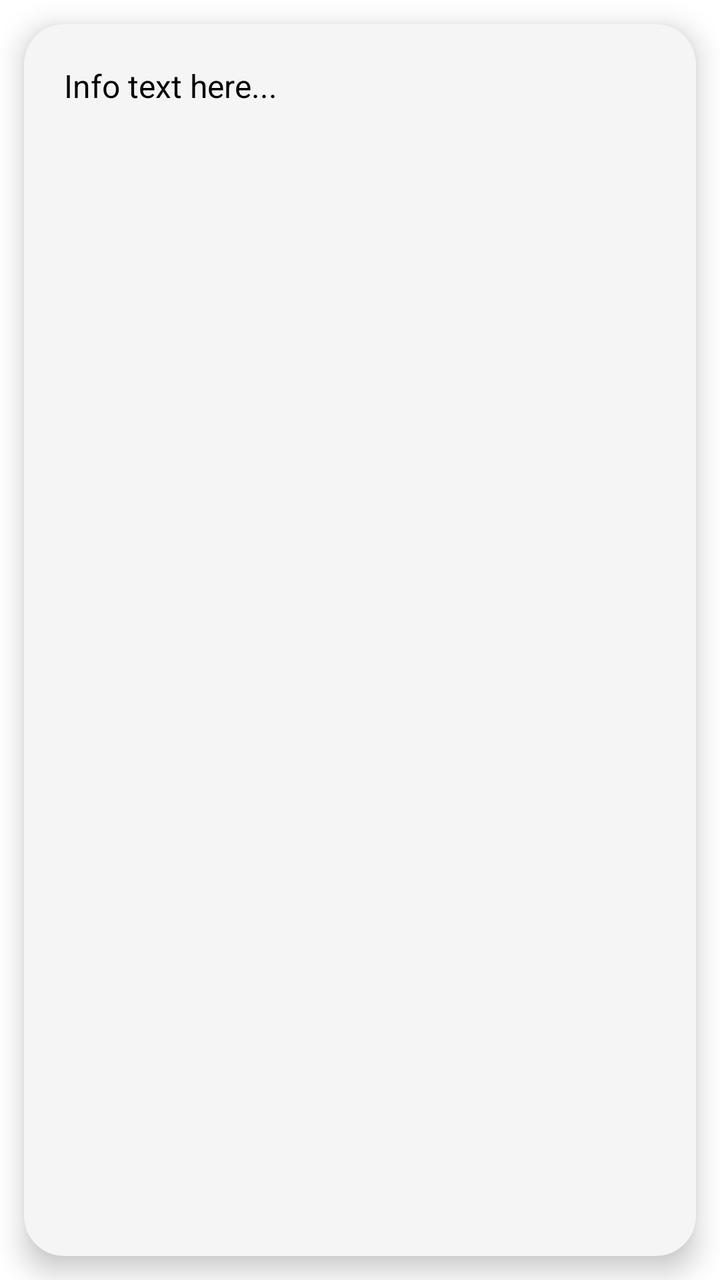
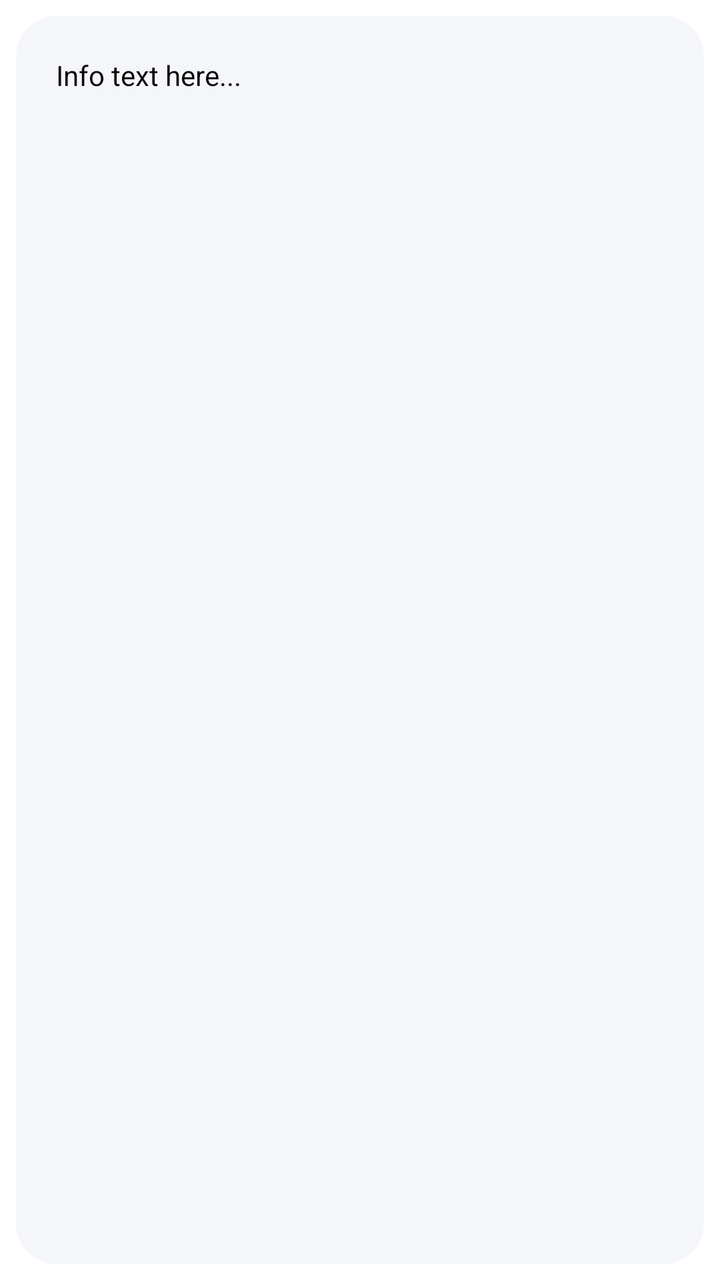

Two renders of the same Android screen: before a commit and after it. Below are the layout's source before the change and the commit's diff.
<!-- AndroidManifest.xml: application theme Theme.SaadPay -->
<!-- res/layout/item_tip.xml -->
<?xml version="1.0" encoding="utf-8"?>
<FrameLayout xmlns:android="http://schemas.android.com/apk/res/android"
    android:layout_width="match_parent"
    android:layout_height="match_parent">

    <androidx.cardview.widget.CardView
        xmlns:card_view="http://schemas.android.com/apk/res-auto"
        android:layout_width="match_parent"
        android:layout_height="match_parent"
        android:layout_margin="12dp"
        card_view:cardCornerRadius="20dp"
        card_view:cardElevation="8dp"
        card_view:cardBackgroundColor="@color/light_gray">

    <ScrollView
        android:layout_width="match_parent"
        android:layout_height="match_parent"
        android:padding="20dp">

        <TextView
            android:id="@+id/tipTextView"
            android:layout_width="match_parent"
            android:layout_height="wrap_content"
            android:text="Info text here..."
            android:textSize="16sp"
            android:textColor="@color/black"
            android:lineSpacingExtra="4dp" />
    </ScrollView>

</androidx.cardview.widget.CardView>
    </FrameLayout>
<!-- resources referenced by this layout -->
<resources>
  <color name="black">#FF000000</color>
  <color name="light_gray">#F5F5F5</color>
  <style name="Theme.SaadPay" parent="Theme.Material3.DayNight.NoActionBar">
          <item name="colorPrimary">@color/primaryColor</item>
          <item name="colorPrimaryVariant">@color/primaryDarkColor</item>
          <item name="colorOnPrimary">#FFFFFF</item>
          <item name="android:statusBarColor" tools:targetApi="l">@color/primaryDarkColor</item>
          <item name="colorSecondary">@color/accentColor</item>
          <item name="colorOnSecondary">#FFFFFF</item>
          <item name="android:colorBackground">#FFFFFF</item>
          <item name="colorSurface">#FFFFFF</item>
      </style>
  <color name="primaryColor">#0288D1</color>
  <color name="primaryDarkColor">#01579B</color>
  <color name="accentColor">#03A9F4</color>
</resources>

<!-- the commit's change to res/layout/item_tip.xml (unified diff, before → after) -->
@@ -1,31 +1,31 @@
 <?xml version="1.0" encoding="utf-8"?>
 <FrameLayout xmlns:android="http://schemas.android.com/apk/res/android"
+    xmlns:card_view="http://schemas.android.com/apk/res-auto"
     android:layout_width="match_parent"
     android:layout_height="match_parent">
 
     <androidx.cardview.widget.CardView
-        xmlns:card_view="http://schemas.android.com/apk/res-auto"
         android:layout_width="match_parent"
         android:layout_height="match_parent"
-        android:layout_margin="12dp"
+        android:layout_margin="8dp"
         card_view:cardCornerRadius="20dp"
-        card_view:cardElevation="8dp"
-        card_view:cardBackgroundColor="@color/light_gray">
+        card_view:cardElevation="0dp"
+        card_view:cardBackgroundColor="@color/surface">
 
-    <ScrollView
-        android:layout_width="match_parent"
-        android:layout_height="match_parent"
-        android:padding="20dp">
+        <ScrollView
+            android:layout_width="match_parent"
+            android:layout_height="match_parent"
+            android:padding="20dp">
 
-        <TextView
-            android:id="@+id/tipTextView"
-            android:layout_width="match_parent"
-            android:layout_height="wrap_content"
-            android:text="Info text here..."
-            android:textSize="16sp"
-            android:textColor="@color/black"
-            android:lineSpacingExtra="4dp" />
-    </ScrollView>
+            <TextView
+                android:id="@+id/tipTextView"
+                android:layout_width="match_parent"
+                android:layout_height="wrap_content"
+                android:lineSpacingExtra="4dp"
+                android:text="Info text here..."
+                android:textColor="@color/text_primary"
+                android:textSize="14sp" />
+        </ScrollView>
 
-</androidx.cardview.widget.CardView>
-    </FrameLayout>
+    </androidx.cardview.widget.CardView>
+</FrameLayout>
<!-- resource entries referenced after the edit -->
@@ -1,7 +1,7 @@
 <!-- resources referenced by this layout -->
 <resources>
-  <color name="black">#FF000000</color>
-  <color name="light_gray">#F5F5F5</color>
+  <color name="surface">#F5F6FA</color>
+  <color name="text_primary">#0A0A0A</color>
   <style name="Theme.SaadPay" parent="Theme.Material3.DayNight.NoActionBar">
           <item name="colorPrimary">@color/primaryColor</item>
           <item name="colorPrimaryVariant">@color/primaryDarkColor</item>
@@ -12,8 +12,8 @@
           <item name="android:colorBackground">#FFFFFF</item>
           <item name="colorSurface">#FFFFFF</item>
       </style>
-  <color name="primaryColor">#0288D1</color>
-  <color name="primaryDarkColor">#01579B</color>
-  <color name="accentColor">#03A9F4</color>
+  <color name="primaryColor">#0052FF</color>
+  <color name="primaryDarkColor">#0040CC</color>
+  <color name="accentColor">#0052FF</color>
 </resources>
 
